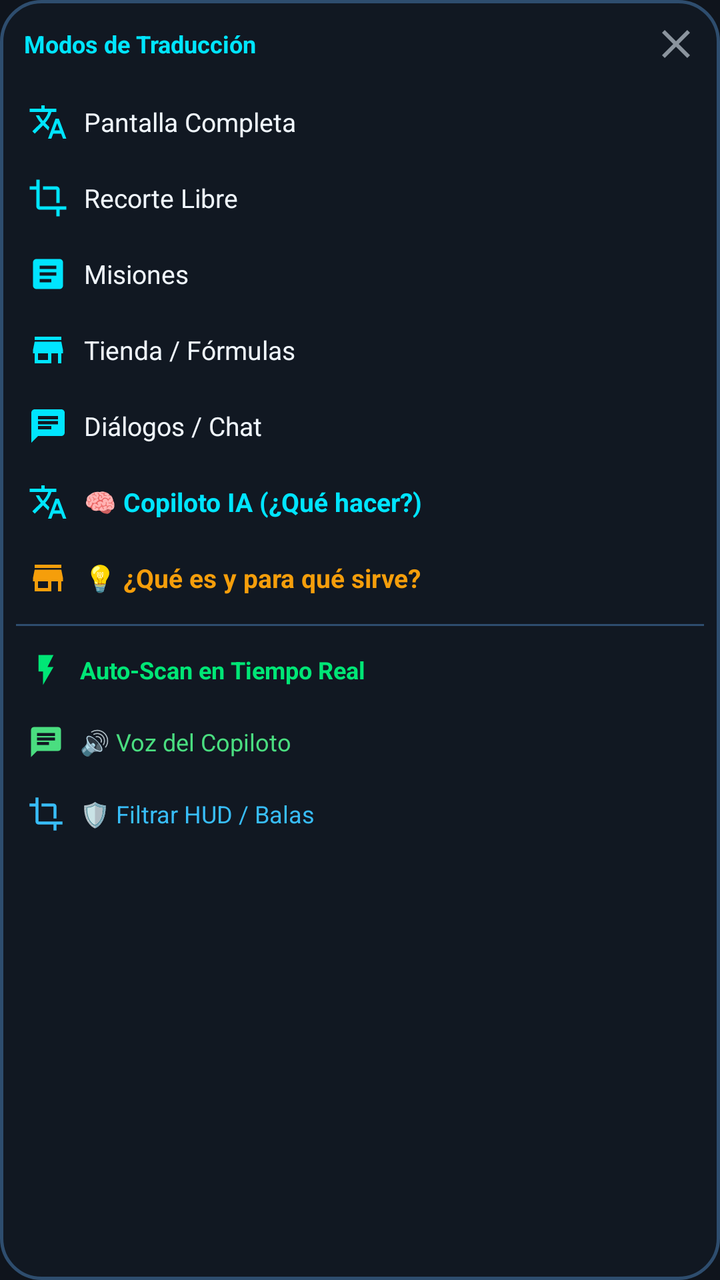
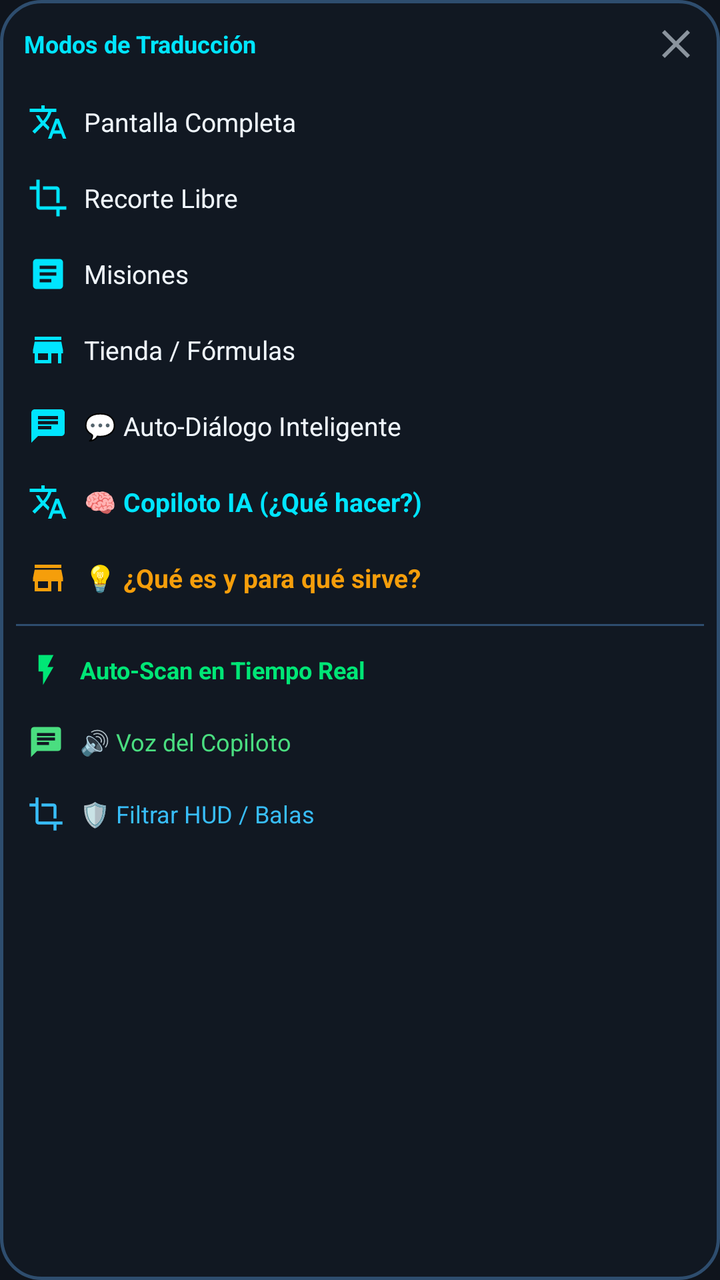

Screens rendered from an Android XML layout before and after an edit, with the pre-edit source and the edit as a unified diff.
<!-- AndroidManifest.xml: application theme Theme.GameTranslator -->
<!-- res/layout/view_floating_menu.xml -->
<?xml version="1.0" encoding="utf-8"?>
<LinearLayout xmlns:android="http://schemas.android.com/apk/res/android"
    xmlns:app="http://schemas.android.com/apk/res-auto"
    android:id="@+id/menu_root"
    android:layout_width="wrap_content"
    android:layout_height="wrap_content"
    android:background="@drawable/bg_floating_menu"
    android:orientation="vertical"
    android:gravity="center_horizontal"
    android:padding="8dp"
    android:elevation="14dp">

    
    <LinearLayout
        android:layout_width="match_parent"
        android:layout_height="wrap_content"
        android:gravity="center_vertical"
        android:orientation="horizontal"
        android:layout_marginBottom="6dp">

        <TextView
            android:layout_width="0dp"
            android:layout_height="wrap_content"
            android:layout_weight="1"
            android:text="@string/menu_title"
            android:textColor="@color/primary"
            android:textSize="12sp"
            android:textStyle="bold"
            android:paddingStart="4dp" />

        <ImageButton
            android:id="@+id/btn_menu_close"
            android:layout_width="28dp"
            android:layout_height="28dp"
            android:background="@drawable/bg_menu_item"
            android:src="@drawable/ic_close"
            android:contentDescription="@string/btn_close" />
    </LinearLayout>

    
    <LinearLayout
        android:id="@+id/btn_mode_full"
        android:layout_width="match_parent"
        android:layout_height="38dp"
        android:gravity="center_vertical"
        android:orientation="horizontal"
        android:paddingHorizontal="6dp"
        android:background="@drawable/bg_menu_item">

        <ImageView
            android:layout_width="20dp"
            android:layout_height="20dp"
            android:src="@drawable/ic_translate" />

        <TextView
            android:layout_width="wrap_content"
            android:layout_height="wrap_content"
            android:layout_marginStart="8dp"
            android:text="@string/mode_full_screen"
            android:textColor="@color/text_primary"
            android:textSize="13sp" />
    </LinearLayout>

    
    <LinearLayout
        android:id="@+id/btn_mode_crop"
        android:layout_width="match_parent"
        android:layout_height="38dp"
        android:gravity="center_vertical"
        android:orientation="horizontal"
        android:paddingHorizontal="6dp"
        android:background="@drawable/bg_menu_item">

        <ImageView
            android:layout_width="20dp"
            android:layout_height="20dp"
            android:src="@drawable/ic_crop" />

        <TextView
            android:layout_width="wrap_content"
            android:layout_height="wrap_content"
            android:layout_marginStart="8dp"
            android:text="@string/mode_partial_crop"
            android:textColor="@color/text_primary"
            android:textSize="13sp" />
    </LinearLayout>

    
    <LinearLayout
        android:id="@+id/btn_mode_quests"
        android:layout_width="match_parent"
        android:layout_height="38dp"
        android:gravity="center_vertical"
        android:orientation="horizontal"
        android:paddingHorizontal="6dp"
        android:background="@drawable/bg_menu_item">

        <ImageView
            android:layout_width="20dp"
            android:layout_height="20dp"
            android:src="@drawable/ic_quests" />

        <TextView
            android:layout_width="wrap_content"
            android:layout_height="wrap_content"
            android:layout_marginStart="8dp"
            android:text="@string/mode_quests"
            android:textColor="@color/text_primary"
            android:textSize="13sp" />
    </LinearLayout>

    
    <LinearLayout
        android:id="@+id/btn_mode_shop"
        android:layout_width="match_parent"
        android:layout_height="38dp"
        android:gravity="center_vertical"
        android:orientation="horizontal"
        android:paddingHorizontal="6dp"
        android:background="@drawable/bg_menu_item">

        <ImageView
            android:layout_width="20dp"
            android:layout_height="20dp"
            android:src="@drawable/ic_shop" />

        <TextView
            android:layout_width="wrap_content"
            android:layout_height="wrap_content"
            android:layout_marginStart="8dp"
            android:text="@string/mode_shop"
            android:textColor="@color/text_primary"
            android:textSize="13sp" />
    </LinearLayout>

    
    <LinearLayout
        android:id="@+id/btn_mode_chat"
        android:layout_width="match_parent"
        android:layout_height="38dp"
        android:gravity="center_vertical"
        android:orientation="horizontal"
        android:paddingHorizontal="6dp"
        android:background="@drawable/bg_menu_item">

        <ImageView
            android:layout_width="20dp"
            android:layout_height="20dp"
            android:src="@drawable/ic_chat" />

        <TextView
            android:layout_width="wrap_content"
            android:layout_height="wrap_content"
            android:layout_marginStart="8dp"
            android:text="@string/mode_chat"
            android:textColor="@color/text_primary"
            android:textSize="13sp" />
    </LinearLayout>

    
    <LinearLayout
        android:id="@+id/btn_mode_copilot"
        android:layout_width="match_parent"
        android:layout_height="38dp"
        android:gravity="center_vertical"
        android:orientation="horizontal"
        android:paddingHorizontal="6dp"
        android:background="@drawable/bg_menu_item">

        <ImageView
            android:layout_width="20dp"
            android:layout_height="20dp"
            android:src="@drawable/ic_translate"
            app:tint="#00E5FF" />

        <TextView
            android:layout_width="wrap_content"
            android:layout_height="wrap_content"
            android:layout_marginStart="8dp"
            android:text="@string/menu_copilot"
            android:textColor="#00E5FF"
            android:textSize="13sp"
            android:textStyle="bold" />
    </LinearLayout>

    
    <LinearLayout
        android:id="@+id/btn_explain_screen"
        android:layout_width="match_parent"
        android:layout_height="38dp"
        android:gravity="center_vertical"
        android:orientation="horizontal"
        android:paddingHorizontal="6dp"
        android:background="@drawable/bg_menu_item">

        <ImageView
            android:layout_width="20dp"
            android:layout_height="20dp"
            android:src="@drawable/ic_shop"
            app:tint="#F59E0B" />

        <TextView
            android:layout_width="wrap_content"
            android:layout_height="wrap_content"
            android:layout_marginStart="8dp"
            android:text="💡 ¿Qué es y para qué sirve?"
            android:textColor="#F59E0B"
            android:textSize="13sp"
            android:textStyle="bold" />
    </LinearLayout>

    <View
        android:layout_width="match_parent"
        android:layout_height="1dp"
        android:background="@color/border_cyan"
        android:layout_marginVertical="4dp" />

    
    <LinearLayout
        android:id="@+id/btn_mode_realtime"
        android:layout_width="match_parent"
        android:layout_height="36dp"
        android:gravity="center_vertical"
        android:orientation="horizontal"
        android:paddingHorizontal="6dp"
        android:background="@drawable/bg_menu_item">

        <ImageView
            android:id="@+id/iv_realtime_indicator"
            android:layout_width="18dp"
            android:layout_height="18dp"
            android:src="@drawable/ic_realtime" />

        <TextView
            android:id="@+id/tv_realtime_label"
            android:layout_width="wrap_content"
            android:layout_height="wrap_content"
            android:layout_marginStart="8dp"
            android:text="@string/mode_realtime_toggle"
            android:textColor="@color/accent_green"
            android:textSize="12sp"
            android:textStyle="bold" />
    </LinearLayout>

    
    <LinearLayout
        android:id="@+id/btn_toggle_voice"
        android:layout_width="match_parent"
        android:layout_height="36dp"
        android:gravity="center_vertical"
        android:orientation="horizontal"
        android:paddingHorizontal="6dp"
        android:background="@drawable/bg_menu_item">

        <ImageView
            android:id="@+id/iv_voice_indicator"
            android:layout_width="18dp"
            android:layout_height="18dp"
            android:src="@drawable/ic_chat"
            app:tint="#4ADE80" />

        <TextView
            android:id="@+id/tv_voice_label"
            android:layout_width="wrap_content"
            android:layout_height="wrap_content"
            android:layout_marginStart="8dp"
            android:text="@string/menu_voice_toggle"
            android:textColor="#4ADE80"
            android:textSize="12sp" />
    </LinearLayout>

    
    <LinearLayout
        android:id="@+id/btn_toggle_filter"
        android:layout_width="match_parent"
        android:layout_height="36dp"
        android:gravity="center_vertical"
        android:orientation="horizontal"
        android:paddingHorizontal="6dp"
        android:background="@drawable/bg_menu_item">

        <ImageView
            android:id="@+id/iv_filter_indicator"
            android:layout_width="18dp"
            android:layout_height="18dp"
            android:src="@drawable/ic_crop"
            app:tint="#38BDF8" />

        <TextView
            android:id="@+id/tv_filter_label"
            android:layout_width="wrap_content"
            android:layout_height="wrap_content"
            android:layout_marginStart="8dp"
            android:text="@string/menu_filter_toggle"
            android:textColor="#38BDF8"
            android:textSize="12sp" />
    </LinearLayout>

</LinearLayout>
<!-- resources referenced by this layout -->
<resources>
  <color name="accent_green">#00E676</color>
  <color name="border_cyan">#2E4D6E</color>
  <color name="primary">#00E5FF</color>
  <color name="text_primary">#F0F6FC</color>
  <!-- drawable bg_menu_item (drawable) -->
  <?xml version="1.0" encoding="utf-8"?>
  <ripple xmlns:android="http://schemas.android.com/apk/res/android"
      android:color="#3300E5FF">
      <item>
          <shape android:shape="rectangle">
              <corners android:radius="8dp" />
              <solid android:color="@android:color/transparent" />
          </shape>
      </item>
  </ripple>
  <!-- drawable ic_chat (drawable) -->
  <vector xmlns:android="http://schemas.android.com/apk/res/android"
      android:width="24dp"
      android:height="24dp"
      android:viewportWidth="24"
      android:viewportHeight="24">
    <path
        android:fillColor="@color/primary"
        android:pathData="M20,2H4c-1.1,0 -1.99,0.9 -1.99,2L2,22l4,-4h14c1.1,0 2,-0.9 2,-2V4c0,-1.1 -0.9,-2 -2,-2zM6,9h12v2H6V9zm8,5H6v-2h8v2zm4,-6H6V6h12v2z"/>
  </vector>
  <!-- drawable ic_close (drawable) -->
  <vector xmlns:android="http://schemas.android.com/apk/res/android"
      android:width="24dp"
      android:height="24dp"
      android:viewportWidth="24"
      android:viewportHeight="24">
    <path
        android:fillColor="@color/text_secondary"
        android:pathData="M19,6.41L17.59,5 12,10.59 6.41,5 5,6.41 10.59,12 5,17.59 6.41,19 12,13.41 17.59,19 19,17.59 13.41,12z"/>
  </vector>
  <!-- drawable ic_crop (drawable) -->
  <vector xmlns:android="http://schemas.android.com/apk/res/android"
      android:width="24dp"
      android:height="24dp"
      android:viewportWidth="24"
      android:viewportHeight="24">
    <path
        android:fillColor="@color/primary"
        android:pathData="M17,15h2V7c0,-1.1 -0.9,-2 -2,-2H9v2h8v8zM7,17V1H5v4H1v2h4v10c0,1.1 0.9,2 2,2h10v4h2v-4h4v-2H7z"/>
  </vector>
  <!-- drawable ic_quests (drawable) -->
  <vector xmlns:android="http://schemas.android.com/apk/res/android"
      android:width="24dp"
      android:height="24dp"
      android:viewportWidth="24"
      android:viewportHeight="24">
    <path
        android:fillColor="@color/primary"
        android:pathData="M19,3H5c-1.1,0 -2,0.9 -2,2v14c0,1.1 0.9,2 2,2h14c1.1,0 2,-0.9 2,-2V5c0,-1.1 -0.9,-2 -2,-2zm-5,14H7v-2h7v2zm3,-4H7v-2h10v2zm0,-4H7V7h10v2z"/>
  </vector>
  <!-- drawable ic_realtime (drawable) -->
  <vector xmlns:android="http://schemas.android.com/apk/res/android"
      android:width="24dp"
      android:height="24dp"
      android:viewportWidth="24"
      android:viewportHeight="24">
    <path
        android:fillColor="@color/accent_green"
        android:pathData="M7,2v11h3v9l7,-12h-4l4,-8z"/>
  </vector>
  <!-- drawable ic_shop (drawable) -->
  <vector xmlns:android="http://schemas.android.com/apk/res/android"
      android:width="24dp"
      android:height="24dp"
      android:viewportWidth="24"
      android:viewportHeight="24">
    <path
        android:fillColor="@color/primary"
        android:pathData="M20,4H4v2h16V4zm1,10v-2l-1,-5H4l-1,5v2h1v6h10v-6h4v6h2v-6h1zm-9,4H6v-4h6v4z"/>
  </vector>
  <string name="btn_close">Cerrar</string>
  <string name="menu_copilot">🧠 Copiloto IA (¿Qué hacer?)</string>
  <string name="menu_filter_toggle">🛡️ Filtrar HUD / Balas</string>
  <string name="menu_title">Modos de Traducción</string>
  <string name="menu_voice_toggle">🔊 Voz del Copiloto</string>
  <string name="mode_chat">Diálogos / Chat</string>
  <string name="mode_full_screen">Pantalla Completa</string>
  <string name="mode_partial_crop">Recorte Libre</string>
  <string name="mode_quests">Misiones</string>
  <string name="mode_realtime_toggle">Auto-Scan en Tiempo Real</string>
  <string name="mode_shop">Tienda / Fórmulas</string>
  <color name="glass_overlay">#CC121924</color>
  <color name="text_secondary">#8B949E</color>
  <color name="on_primary">#001018</color>
  <color name="secondary">#00E676</color>
  <color name="on_secondary">#001C08</color>
  <color name="bg_dark">#0F141C</color>
</resources>

<!-- the commit's change to res/layout/view_floating_menu.xml (unified diff, before → after) -->
@@ -144,15 +144,17 @@
         android:background="@drawable/bg_menu_item">
 
         <ImageView
+            android:id="@+id/iv_chat_indicator"
             android:layout_width="20dp"
             android:layout_height="20dp"
             android:src="@drawable/ic_chat" />
 
         <TextView
-            android:layout_width="wrap_content"
-            android:layout_height="wrap_content"
-            android:layout_marginStart="8dp"
-            android:text="@string/mode_chat"
+            android:id="@+id/tv_chat_label"
+            android:layout_width="wrap_content"
+            android:layout_height="wrap_content"
+            android:layout_marginStart="8dp"
+            android:text="💬 Auto-Diálogo Inteligente"
             android:textColor="@color/text_primary"
             android:textSize="13sp" />
     </LinearLayout>
<!-- resource entries referenced after the edit -->
@@ -80,7 +80,6 @@
   <string name="menu_filter_toggle">🛡️ Filtrar HUD / Balas</string>
   <string name="menu_title">Modos de Traducción</string>
   <string name="menu_voice_toggle">🔊 Voz del Copiloto</string>
-  <string name="mode_chat">Diálogos / Chat</string>
   <string name="mode_full_screen">Pantalla Completa</string>
   <string name="mode_partial_crop">Recorte Libre</string>
   <string name="mode_quests">Misiones</string>
